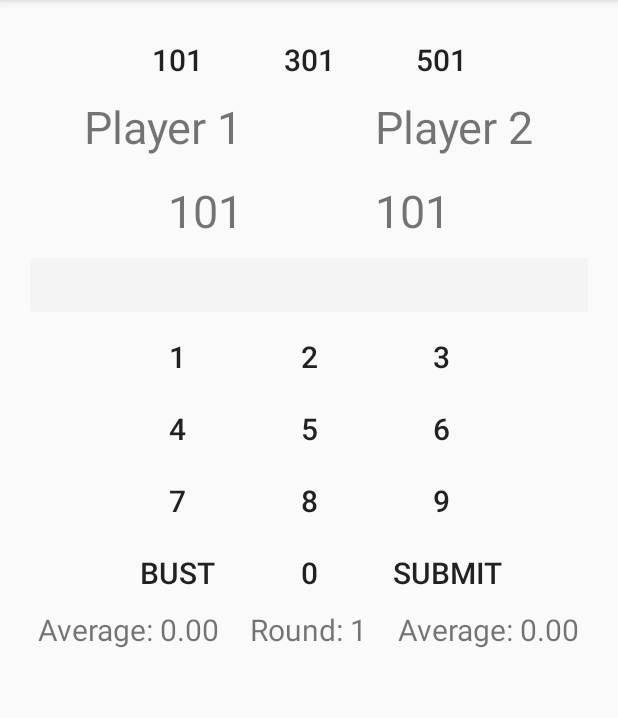
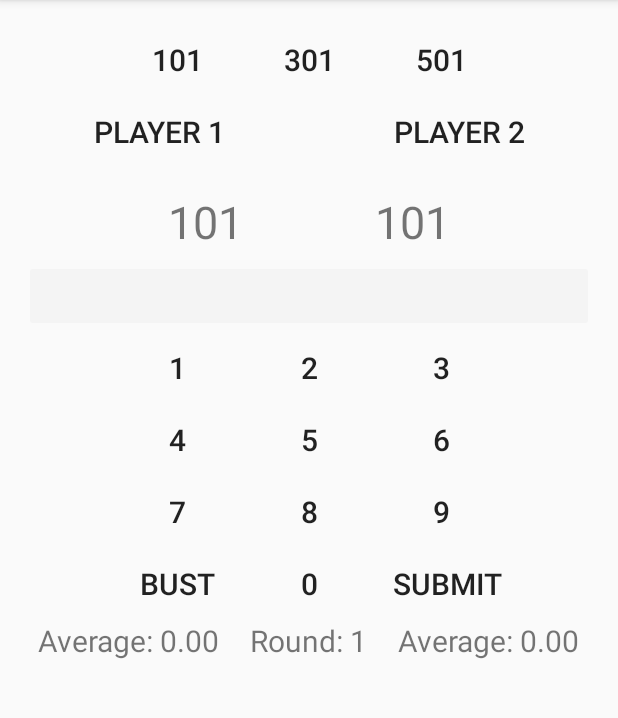
Before and after one commit to albi93/DartsCounterNew, an Android app: the screen it shows after launch (MainActivity), after a tap on "101", on a phone screen of 412 x 824 dp, the part 84-802 px from its top. Run offline under Robolectric (Android 15) with nearby library versions, the phone set to English and light mode, and no system bars; our stand-ins replace data binding.

Commit message:
Single player option changes

```diff
--- a/app/src/main/java/com/example/albiferenc/dartscounterold/Player.java
+++ b/app/src/main/java/com/example/albiferenc/dartscounterold/Player.java
@@ -7,8 +7,8 @@ import java.util.List;
 /**
  * Created by Albi Ferenc on 2017.02.03..
  */
-public class Player {
-    public Player(int score){
+class Player {
+    Player(int score){
         this.score = score;
         this.average = 0;
         scores = new ArrayList<Integer>();
@@ -19,8 +19,9 @@ public class Player {
     private List<Integer> checkOuts;  // List of possible checkouts
     private double average;    // Average
     private boolean isActive;   // Boolean to decide which player is active
+    private boolean isDisabled;
 
-    public double calculateAverage(int round) {
+    double calculateAverage(int round) {
         int tmp = 0;
         for (int value : this.scores) {
             tmp += value;
@@ -29,7 +30,7 @@ public class Player {
         return this.average;
     }
 
-    public int calculateScore(int currentThrow) {
+    int calculateScore(int currentThrow) {
         if(this.score - currentThrow < 0) {
             return Constants.BUST;
         } else if(this.score - currentThrow == 0) {
@@ -39,12 +40,12 @@ public class Player {
         }
     }
 
-    public void substractScore(int currentThrow) {
+    void substractScore(int currentThrow) {
         this.score -= currentThrow;
     }
 
 // Getter and setter methods
-    public int getScore() {
+int getScore() {
         return score;
     }
 
@@ -52,19 +53,19 @@ public class Player {
         this.score = score;
     }
 
-    public String getStrScore() {
+    String getStrScore() {
         return String.valueOf(getScore());
     }
 
-    public List getScores() {
+    List getScores() {
         return scores;
     }
 
-    public void setScores(List scores) {
+    void setScores(List scores) {
         this.scores = scores;
     }
 
-    public String getStrScores() {
+    String getStrScores() {
         StringBuilder stringBuilder = new StringBuilder();
         int cntr = 0;   // Temporary counter for deciding if we need to add "," after the elements
         if(null != this.scores && !this.scores.isEmpty()) {
@@ -80,27 +81,35 @@ public class Player {
         return stringBuilder.toString();
     }
 
-    public List getCheckOuts() {
+    List getCheckOuts() {
         return checkOuts;
     }
 
-    public void setCheckOuts(List checkOuts) {
+    void setCheckOuts(List checkOuts) {
         this.checkOuts = checkOuts;
     }
 
-    public double getAverage() {
+    double getAverage() {
         return average;
     }
 
-    public void setAverage(double average) {
+    void setAverage(double average) {
         this.average = average;
     }
 
-    public boolean isActive() {
+    boolean isActive() {
         return isActive;
     }
 
-    public void setIsActive(boolean isActive) {
+    void setIsActive(boolean isActive) {
         this.isActive = isActive;
     }
+
+    boolean isDisabled() {
+        return isDisabled;
+    }
+
+    void setDisabled(boolean disabled) {
+        isDisabled = disabled;
+    }
 }
--- a/app/src/main/res/layout/activity_main.xml
+++ b/app/src/main/res/layout/activity_main.xml
@@ -43,8 +43,9 @@
                 android:text="@string/fiveZeroOne"
                 android:textSize="20sp" />
 
-            <TextView
-                android:id="@+id/Player1TextView"
+            <Button
+                android:id="@+id/Player1Button"
+                style="@style/Widget.AppCompat.Button.Borderless"
                 android:layout_width="wrap_content"
                 android:layout_height="wrap_content"
                 android:layout_below="@+id/button301"
@@ -52,39 +53,40 @@
                 android:layout_alignRight="@+id/buttonOne"
                 android:layout_alignEnd="@+id/buttonOne"
                 android:text="@string/player1"
-                android:textSize="30sp" />
-            <TextView
-                android:id="@+id/Player2TextView"
+                android:textSize="20sp" />
+            <Button
+                android:id="@+id/Player2Button"
+                style="@style/Widget.AppCompat.Button.Borderless"
                 android:layout_width="wrap_content"
                 android:layout_height="wrap_content"
                 android:layout_below="@+id/button301"
                 android:layout_marginBottom="15dp"
-                android:layout_toRightOf="@+id/Player1TextView"
-                android:layout_toEndOf="@+id/Player1TextView"
+                android:layout_toRightOf="@+id/Player1Button"
+                android:layout_toEndOf="@+id/Player1Button"
                 android:layout_alignLeft="@+id/buttonThree"
                 android:layout_alignStart="@+id/buttonThree"
                 android:text="@string/player2"
-                android:textSize="30sp" />
+                android:textSize="20sp" />
 
             <TextView
                 android:id="@+id/Score1TextView"
                 android:layout_width="wrap_content"
                 android:layout_height="wrap_content"
                 android:layout_marginBottom="5dp"
-                android:layout_below="@id/Player1TextView"
+                android:layout_below="@id/Player1Button"
                 android:layout_alignRight="@+id/buttonOne"
                 android:layout_alignEnd="@+id/buttonOne"
-                android:text="501"
+                android:text="@string/_501"
                 android:textSize="30sp" />
             <TextView
                 android:id="@+id/Score2TextView"
                 android:layout_width="wrap_content"
                 android:layout_height="wrap_content"
                 android:layout_marginBottom="5dp"
-                android:layout_below="@id/Player2TextView"
+                android:layout_below="@id/Player2Button"
                 android:layout_alignLeft="@+id/buttonThree"
                 android:layout_alignStart="@+id/buttonThree"
-                android:text="501"
+                android:text="@string/_501"
                 android:textSize="30sp" />
 
             <EditText
@@ -266,7 +268,7 @@
                 android:layout_toLeftOf="@+id/EmptyTextView"
                 android:layout_toStartOf="@+id/EmptyTextView"
                 android:layout_below="@id/Average1TextView"
-                android:text="Scores"
+                android:text="@string/scores"
                 android:textSize="20sp" />
             <TextView
                 android:id="@+id/EmptyTextView"
@@ -287,7 +289,7 @@
                 android:layout_alignStart="@+id/buttonThree"
                 android:layout_toRightOf="@+id/EmptyTextView"
                 android:layout_toEndOf="@+id/EmptyTextView"
-                android:text="Scores"
+                android:text="@string/scores"
                 android:textSize="20sp" />
 
         </RelativeLayout>
--- a/app/src/main/res/values/strings.xml
+++ b/app/src/main/res/values/strings.xml
@@ -20,4 +20,6 @@
     <string name="fiveZeroOne">501</string>
     <string name="threeZeroOne">301</string>
     <string name="oneZeroOne">101</string>
+    <string name="_501">501</string>
+    <string name="scores">Scores</string>
 </resources>
```
Also changed, not shown: app/src/main/java/com/example/albiferenc/dartscounterold/MainActivity.java (+41 -10 lines).
